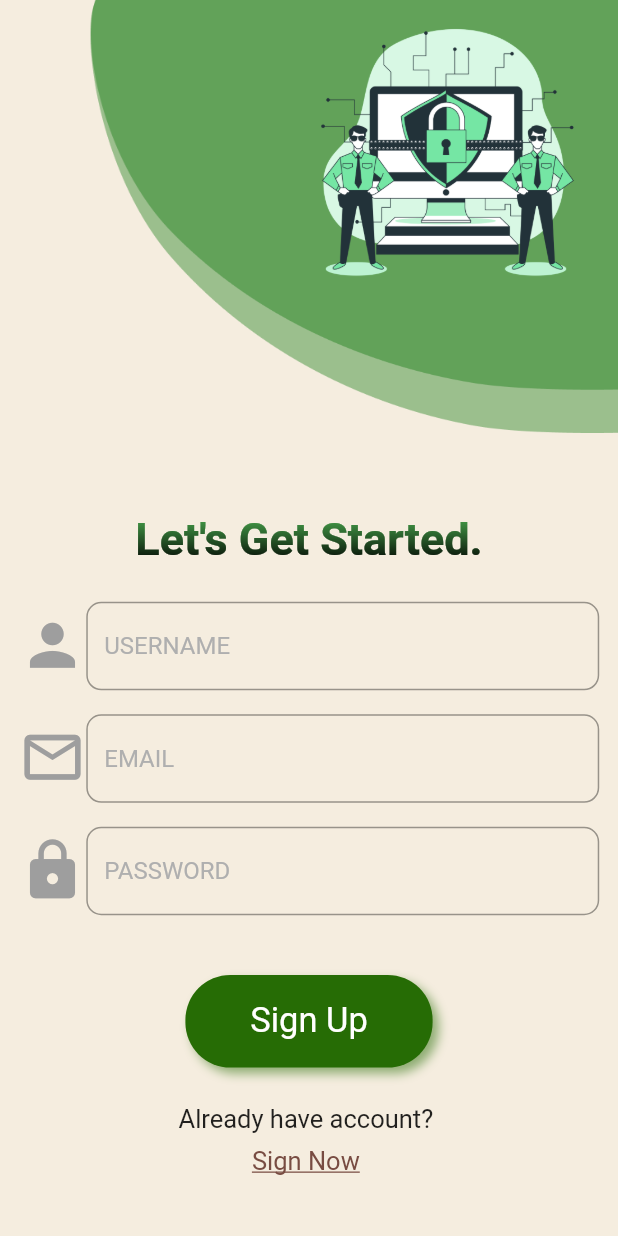
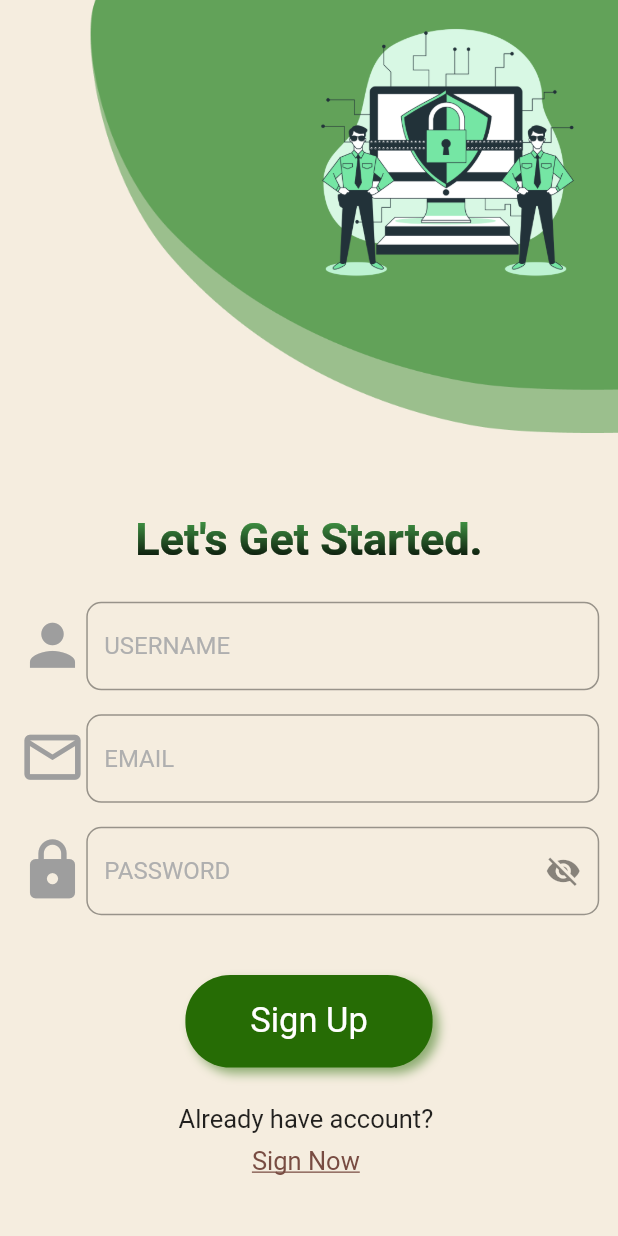
Before and after one commit to manas1410/Meraki, a Flutter app: the screen it shows after launch, after a tap on "LOGIN", after a tap on "Register Now", on a phone screen of 412 x 824 dp. Run offline on Flutter 3.47's test engine with Material 2 defaults, Android fonts, the phone set to English and light mode, and no system bars; drawn by our look-alikes of simple_gradient_text; our stand-ins replace avatar_glow, cloud_firestore, firebase_auth, firebase_core, shared_preferences, speech_to_text; missing offline and left inert: animated_button, highlight_text, translator; accounts and stored records are empty; Roboto replaces fonts that are missing (Montserrat).

Commit message:
Login and Signup page some errors and page routing errors fixed

```diff
--- a/lib/Screens/login_screen.dart
+++ b/lib/Screens/login_screen.dart
@@ -51,9 +51,14 @@ class _SignInState extends State<SignIn> {
           .getUserByUseremail(emailTextEditingController.text)
           .then((val) {
         setState(() {
+          try{
           snapshotUserInfo = val;
           HelperFunctions.saveUserNameSharedPreference(
               snapshotUserInfo!.docs[0]['name']);
+          }
+          catch(error){
+            invalid = "Wrong Email ID Or Password";
+          }
           //print("${snapshotUserInfo!.docs[0]['name']} hello hellooo");
         });
       });
@@ -205,11 +210,13 @@ class _SignInState extends State<SignIn> {
                               controller: passwordTextEditingController,
                               style: simpleTextFieldStyle(),
                               decoration: InputDecoration(
+                                  //fillColor:Color.fromRGBO(245, 237, 223, 1),
                                   hintText: "Password",
                                   suffixIcon: IconButton(
                                       icon: Icon(
-                                        _isObscure ? Icons.visibility : Icons.visibility_off,
-                                        color: Color.fromRGBO(245, 237, 223, 1),),
+                                        !_isObscure ? Icons.visibility : Icons.visibility_off,
+                                        //color: Color.fromRGBO(245, 237, 223, 1),
+                                      ),
                                       onPressed: () {
                                         setState(() {
                                           _isObscure = !_isObscure;
@@ -222,6 +229,7 @@ class _SignInState extends State<SignIn> {
                                   hintStyle: TextStyle(color: Color.fromRGBO(175, 175, 175, 1))
 
                               ),
+
                             ),
                           ),]
                     )
--- a/lib/Screens/signup.dart
+++ b/lib/Screens/signup.dart
@@ -238,8 +238,9 @@ class _SignUpState extends State<SignUp> {
                                 hintStyle: TextStyle(color: Color.fromRGBO(175, 175, 175, 1)),
                               suffixIcon: IconButton(
                             icon: Icon(
-                            _isObscure ? Icons.visibility : Icons.visibility_off,
-                              color: Color.fromRGBO(245, 237, 223, 1),),
+                            !_isObscure ? Icons.visibility : Icons.visibility_off,
+                              //color: Color.fromRGBO(245, 237, 223, 1),
+                                ),
                               onPressed: () {
                                 setState(() {
                                   _isObscure = !_isObscure;
--- a/lib/widget/widgets.dart
+++ b/lib/widget/widgets.dart
@@ -53,7 +53,7 @@ PreferredSizeWidget appBarMain2(BuildContext context){
       icon: Icon(Icons.arrow_back, color: Colors.black),
       onPressed:()=>
           WidgetsBinding.instance?.addPostFrameCallback((_) {
-            Navigator.pushReplacement(context, MaterialPageRoute(builder: (_) => ChatRoom()));
+            Navigator.push(context, MaterialPageRoute(builder: (_) => ChatRoom()));
           }),
     ),
     shape: RoundedRectangleBorder(
```
Also changed, not shown: lib/Screens/chatsRoomScreen.dart (+4 -6 lines).
